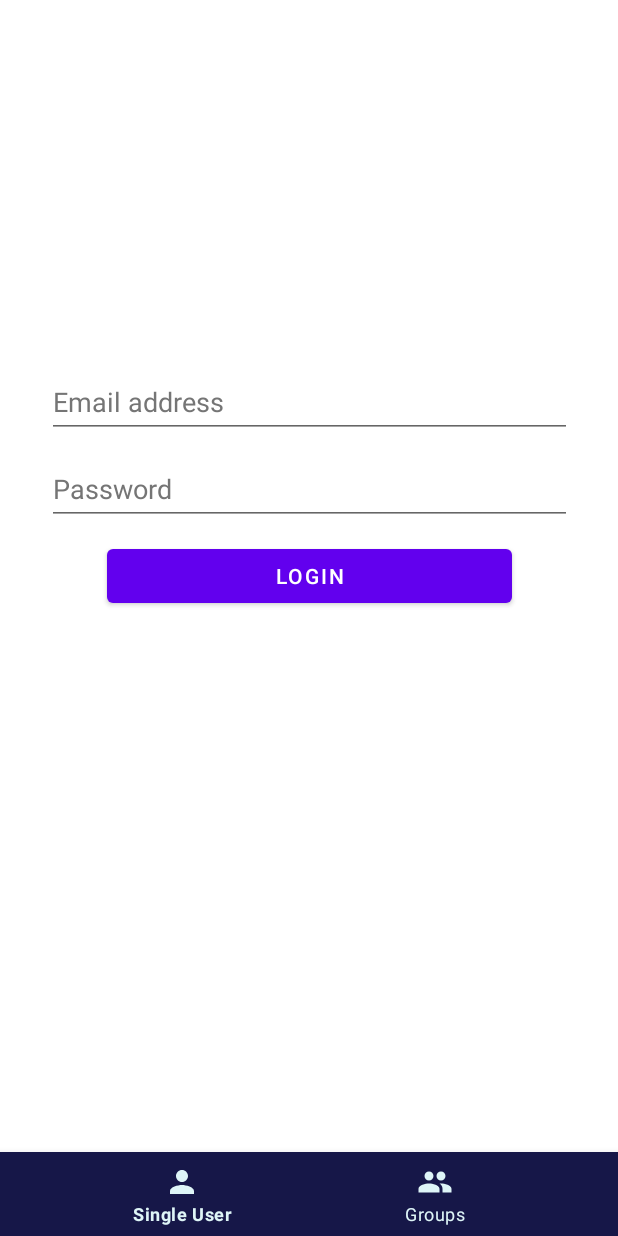
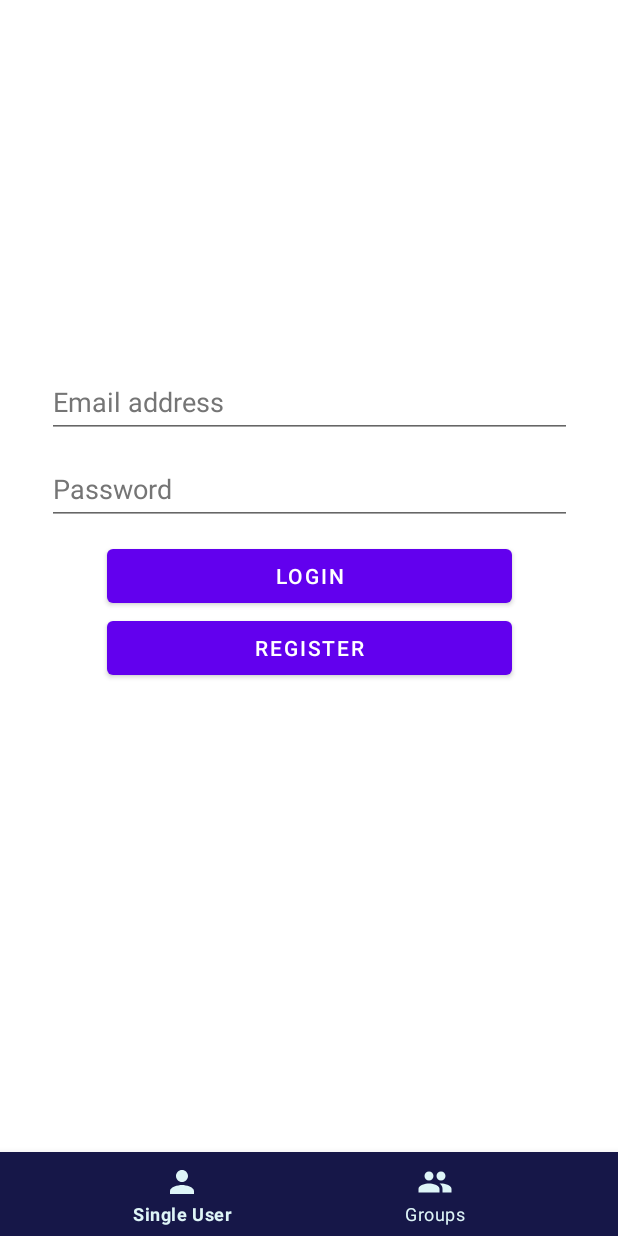
Before and after one commit to ambikabongirwar/Hora, an Android app: the LoginFragment screen opened through its navigation route, on a phone screen of 412 x 824 dp. Run offline under Robolectric (Android 15) with nearby library versions, the phone set to English and light mode, and no system bars; our stand-ins replace Firebase (no records; nobody signed in at launch, a user with empty details on screens opened directly), navigation-ui.

Commit message:
Code for user login in Login fragment implemented.

```diff
--- a/app/src/main/java/com/example/miniproject1/multiUser/LoginFragment.kt
+++ b/app/src/main/java/com/example/miniproject1/multiUser/LoginFragment.kt
@@ -6,13 +6,21 @@ import android.view.LayoutInflater
 import android.view.View
 import android.view.ViewGroup
 import android.widget.Button
+import android.widget.EditText
+import android.widget.TextView
+import android.widget.Toast
 import androidx.navigation.NavController
 import androidx.navigation.Navigation
 import com.example.miniproject1.R
+import com.google.firebase.auth.FirebaseAuth
 
 class LoginFragment : Fragment(), View.OnClickListener {
 
     var navController: NavController? = null
+    lateinit var etEmail: EditText
+    lateinit var etPassword: EditText
+    lateinit var mAuth: FirebaseAuth
+    lateinit var error: TextView
 
     override fun onCreateView(
         inflater: LayoutInflater, container: ViewGroup?,
@@ -26,12 +34,29 @@ class LoginFragment : Fragment(), View.OnClickListener {
         super.onViewCreated(view, savedInstanceState)
         navController = Navigation.findNavController(view)
         view.findViewById<Button>(R.id.btnLogin).setOnClickListener(this)
+        view.findViewById<Button>(R.id.btnRedirectToRegister).setOnClickListener(this)
+        etEmail = view.findViewById<EditText>(R.id.editTextLoginEmailAddress)
+        etPassword = view.findViewById<EditText>(R.id.editTextLoginPassword)
+        error = view.findViewById(R.id.editTextLoginError)
+        mAuth = FirebaseAuth.getInstance()
     }
 
     override fun onClick(v: View?) {
         when(v!!.id) {
-            R.id.btnLogin -> navController!!.navigate(R.id.action_loginFragment_to_multiUserFragment)
+            R.id.btnLogin -> login(v)
+            R.id.btnRedirectToRegister -> navController?.navigate(R.id.action_loginFragment_to_registerFragment)
         }
     }
 
+    fun login(view: View) {
+        val email = etEmail.text.toString()
+        val password = etPassword.text.toString()
+        mAuth.signInWithEmailAndPassword(email, password).addOnCompleteListener(requireActivity()) { task ->
+            if (task.isSuccessful) {
+                navController?.navigate(R.id.action_loginFragment_to_multiUserFragment)
+            } else {
+                error.text = task.exception?.message.toString()
+            }
+        }
+    }
 }
--- a/app/src/main/java/com/example/miniproject1/multiUser/RegisterFragment.kt
+++ b/app/src/main/java/com/example/miniproject1/multiUser/RegisterFragment.kt
@@ -80,7 +80,7 @@ class RegisterFragment : Fragment(), View.OnClickListener {
                         navController.navigate(R.id.action_registerFragment_to_multiUserFragment)
                     }
                     else {
-                        Toast.makeText(context, "Authentication failed.",
+                        Toast.makeText(context, "" + task.exception?.message,
                             Toast.LENGTH_SHORT).show()
                     }
                 }
--- a/app/src/main/res/layout/fragment_login.xml
+++ b/app/src/main/res/layout/fragment_login.xml
@@ -30,7 +30,7 @@
         android:layout_margin="10dp"
         android:ems="10"
         android:hint="@string/password"
-        android:inputType="numberPassword"
+        android:inputType="textPassword"
         android:minHeight="48dp"
         android:textColorHint="#757575"
         app:layout_constraintBottom_toTopOf="@+id/btnLogin"
@@ -48,4 +48,21 @@
         app:layout_constraintStart_toStartOf="parent"
         app:layout_constraintTop_toTopOf="parent" />
 
+    <Button
+        android:id="@+id/btnRedirectToRegister"
+        android:layout_width="270dp"
+        android:layout_height="wrap_content"
+        android:text="@string/register"
+        app:layout_constraintEnd_toEndOf="parent"
+        app:layout_constraintStart_toStartOf="parent"
+        app:layout_constraintTop_toBottomOf="@id/btnLogin" />
+
+    <TextView
+        android:id="@+id/editTextLoginError"
+        android:layout_width="wrap_content"
+        android:layout_height="wrap_content"
+        app:layout_constraintTop_toBottomOf="@+id/btnRedirectToRegister"
+        app:layout_constraintEnd_toEndOf="parent"
+        app:layout_constraintStart_toStartOf="parent" />
+
 </androidx.constraintlayout.widget.ConstraintLayout>
```
